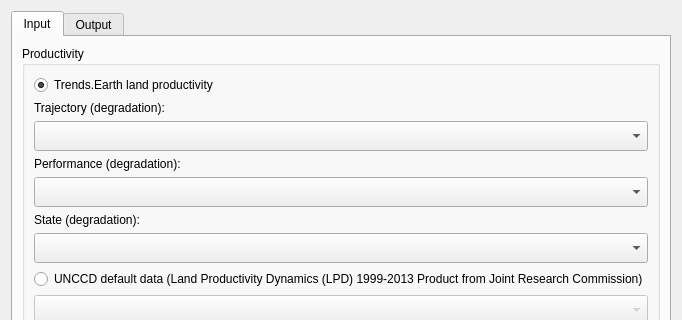
This is LDMP/gui/DlgCalculateLDNSummaryTableAdmin.ui in LocateIT/trends.earth as Qt 5 draws it before an edit; both pictures show x 0 to 682 and y 0 to 320 of the 682 by 587 pixel window. The edited form follows.
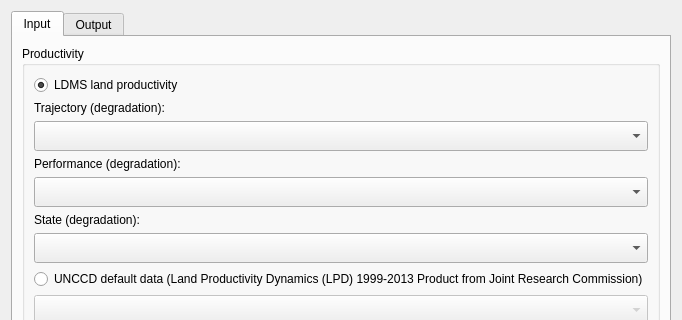
This is the edited form. Custom widgets are drawn as their Qt base class.

Commit message: rename trends.earth productivity to ldms productivity

```diff
--- a/LDMP/gui/DlgCalculateLDNSummaryTableAdmin.ui
+++ b/LDMP/gui/DlgCalculateLDNSummaryTableAdmin.ui
@@ -132,7 +132,7 @@
           <item row="2" column="0">
            <widget class="QRadioButton" name="mode_te_prod">
             <property name="text">
-             <string>Trends.Earth land productivity</string>
+             <string>LDMS land productivity</string>
             </property>
             <property name="checked">
              <bool>true</bool>
```
The commit also changes 16 other files.
